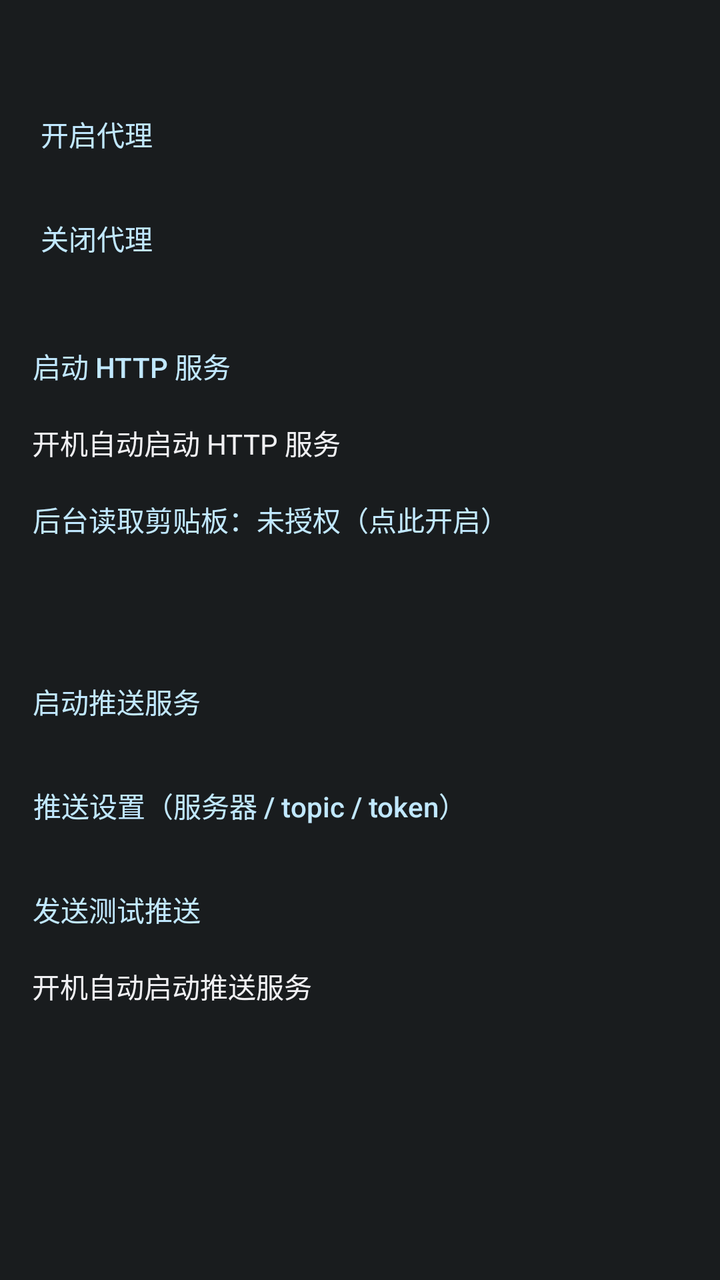
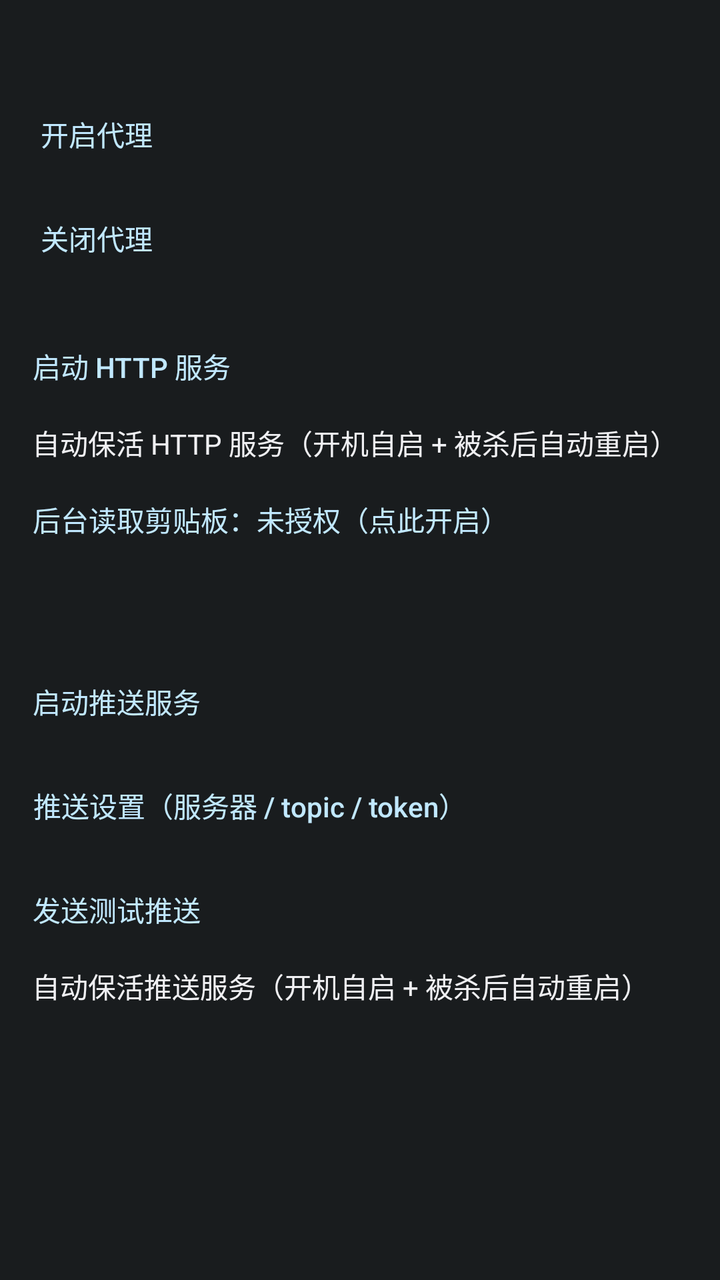

Compare the two renders of this Android layout. The source of the first and the diff that turns it into the second are given below.
<!-- AndroidManifest.xml: application theme android:Theme.DeviceDefault -->
<!-- res/layout/main_activity.xml -->
<?xml version="1.0" encoding="utf-8"?>
<ScrollView xmlns:android="http://schemas.android.com/apk/res/android"
    android:layout_width="match_parent"
    android:layout_height="match_parent">

    <LinearLayout
        android:layout_width="match_parent"
        android:layout_height="wrap_content"
        android:clipChildren="false"
        android:clipToPadding="false"
        android:orientation="vertical"
        android:padding="16dp">

        <TextView
            android:id="@android:id/text2"
            android:layout_width="wrap_content"
            android:layout_height="wrap_content" />

        <Button
            android:id="@+id/button_set_proxy"
            style="?android:borderlessButtonStyle"
            android:layout_width="wrap_content"
            android:layout_height="wrap_content"
            android:layout_marginStart="-12dp"
            android:layout_marginTop="8dp"
            android:text="开启代理"
            android:textAllCaps="false"
            android:textColor="?android:colorAccent" />

        <Button
            android:id="@+id/button_clear_proxy"
            style="?android:borderlessButtonStyle"
            android:layout_width="wrap_content"
            android:layout_height="wrap_content"
            android:layout_marginStart="-12dp"
            android:layout_marginTop="4dp"
            android:text="关闭代理"
            android:textAllCaps="false"
            android:textColor="?android:colorAccent" />

        <Button
            android:id="@+id/button_http_toggle"
            style="?android:borderlessButtonStyle"
            android:layout_width="wrap_content"
            android:layout_height="wrap_content"
            android:layout_marginStart="-12dp"
            android:layout_marginTop="16dp"
            android:text="启动 HTTP 服务"
            android:textAllCaps="false"
            android:textColor="?android:colorAccent" />

        <CheckBox
            android:id="@+id/check_auto_start"
            android:layout_width="wrap_content"
            android:layout_height="wrap_content"
            android:layout_marginTop="4dp"
            android:text="开机自动启动 HTTP 服务" />

        <Button
            android:id="@+id/button_overlay_permission"
            style="?android:borderlessButtonStyle"
            android:layout_width="wrap_content"
            android:layout_height="wrap_content"
            android:layout_marginStart="-12dp"
            android:layout_marginTop="4dp"
            android:text="后台读取剪贴板：未授权（点此开启）"
            android:textAllCaps="false"
            android:textColor="?android:colorAccent" />

        <TextView
            android:id="@+id/text_http_status"
            android:layout_width="wrap_content"
            android:layout_height="wrap_content"
            android:layout_marginTop="8dp"
            android:fontFamily="monospace"
            android:textIsSelectable="true" />

        
        <Button
            android:id="@+id/button_push_toggle"
            style="?android:borderlessButtonStyle"
            android:layout_width="wrap_content"
            android:layout_height="wrap_content"
            android:layout_marginStart="-12dp"
            android:layout_marginTop="16dp"
            android:text="启动推送服务"
            android:textAllCaps="false"
            android:textColor="?android:colorAccent" />

        <Button
            android:id="@+id/button_push_config"
            style="?android:borderlessButtonStyle"
            android:layout_width="wrap_content"
            android:layout_height="wrap_content"
            android:layout_marginStart="-12dp"
            android:layout_marginTop="4dp"
            android:text="推送设置（服务器 / topic / token）"
            android:textAllCaps="false"
            android:textColor="?android:colorAccent" />

        <Button
            android:id="@+id/button_push_test"
            style="?android:borderlessButtonStyle"
            android:layout_width="wrap_content"
            android:layout_height="wrap_content"
            android:layout_marginStart="-12dp"
            android:layout_marginTop="4dp"
            android:text="发送测试推送"
            android:textAllCaps="false"
            android:textColor="?android:colorAccent" />

        <CheckBox
            android:id="@+id/check_push_auto_start"
            android:layout_width="wrap_content"
            android:layout_height="wrap_content"
            android:layout_marginTop="4dp"
            android:text="开机自动启动推送服务" />

        <TextView
            android:id="@+id/text_push_status"
            android:layout_width="wrap_content"
            android:layout_height="wrap_content"
            android:layout_marginTop="8dp"
            android:fontFamily="monospace"
            android:textIsSelectable="true" />

        <TextView
            android:id="@android:id/text1"
            android:layout_width="wrap_content"
            android:layout_height="wrap_content"
            android:layout_marginTop="8dp" />

        <TextView
            android:id="@+id/text3"
            android:layout_width="wrap_content"
            android:layout_height="wrap_content"
            android:layout_marginTop="16dp" />

    </LinearLayout>

</ScrollView>
<!-- resources referenced by this layout -->
<resources>

</resources>

<!-- the commit's change to res/layout/main_activity.xml (unified diff, before → after) -->
@@ -54,7 +54,7 @@
             android:layout_width="wrap_content"
             android:layout_height="wrap_content"
             android:layout_marginTop="4dp"
-            android:text="开机自动启动 HTTP 服务" />
+            android:text="自动保活 HTTP 服务（开机自启 + 被杀后自动重启）" />
 
         <Button
             android:id="@+id/button_overlay_permission"
@@ -114,10 +114,18 @@
             android:layout_width="wrap_content"
             android:layout_height="wrap_content"
             android:layout_marginTop="4dp"
-            android:text="开机自动启动推送服务" />
+            android:text="自动保活推送服务（开机自启 + 被杀后自动重启）" />
 
         <TextView
             android:id="@+id/text_push_status"
+            android:layout_width="wrap_content"
+            android:layout_height="wrap_content"
+            android:layout_marginTop="8dp"
+            android:fontFamily="monospace"
+            android:textIsSelectable="true" />
+
+        <TextView
+            android:id="@+id/text_watchdog_status"
             android:layout_width="wrap_content"
             android:layout_height="wrap_content"
             android:layout_marginTop="8dp"
